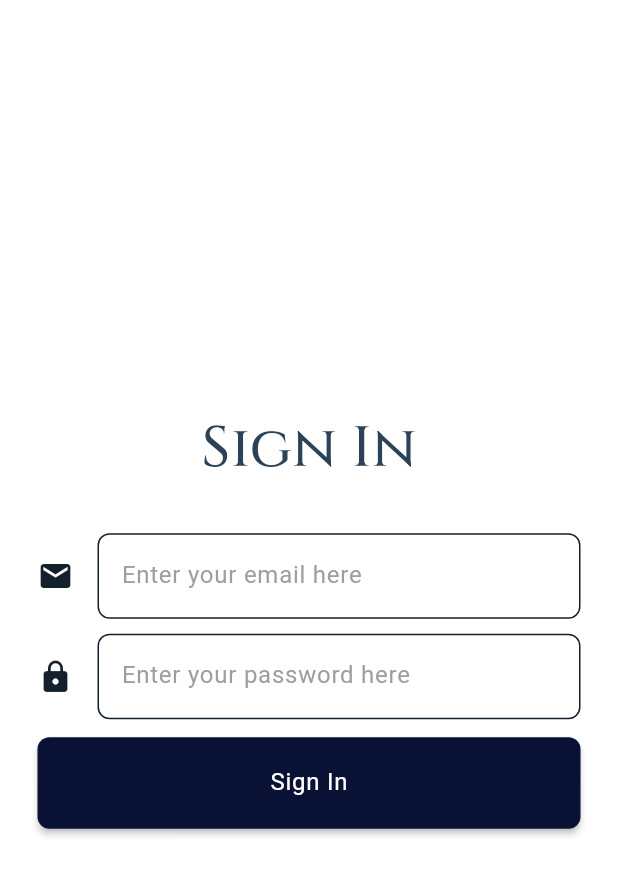
After one commit to adarshpandey18/mahalaxmi-developers, a Flutter app: the AdminAuthenticationMobileScreen screen opened directly, on a phone screen of 412 x 824 dp. The commit adds this screen. Shown: the top 876 px of the screen. Run offline on Flutter 3.47's test engine with Material 3 defaults, Android fonts, the phone set to English and light mode, and no system bars; our stand-ins replace cloud_firestore, firebase_auth, firebase_core, font_awesome_flutter, google_fonts, google_sign_in and 2 more; accounts and stored records are empty.

Commit message:
Admin Authentication

```diff
--- /dev/null
+++ b/lib/provider/admin_auth_provider.dart
@@ -0,0 +1,56 @@
+import 'package:cloud_firestore/cloud_firestore.dart';
+import 'package:flutter/material.dart';
+import 'package:mahalaxmi_developers/widgets/alert_box.dart';
+
+class AdminAuthProvider extends ChangeNotifier {
+  bool isLoading = false;
+  String? errorMessage;
+
+  Future<void> signIn(
+      {required String email,
+      required String password,
+      required BuildContext context}) async {
+    isLoading = true;
+    errorMessage = null;
+    notifyListeners();
+
+    try {
+      // Perform the query asynchronously and await the result
+      var querySnapshot = await FirebaseFirestore.instance
+          .collection('admin')
+          .where('email', isEqualTo: email)
+          .where('password', isEqualTo: password)
+          .get();
+
+      // Check if the admin is found
+      if (querySnapshot.docs.isNotEmpty) {
+        // Successfully signed in, do something (maybe notify)
+        errorMessage = 'Admin Sign In Successfully';
+        ScaffoldMessenger.of(context).showSnackBar(
+          const SnackBar(content: Text('Admin Sign In Successfully')),
+        );
+        Navigator.pushReplacementNamed(context, '/admin');
+      } else {
+        errorMessage = 'Admin not found or incorrect password.';
+        AlertBox.alertBox(
+          title: 'Error',
+          content: errorMessage!,
+          buttonText: 'Try Again',
+          function: () {},
+          context: context,
+        );
+      }
+    } catch (e) {
+      AlertBox.alertBox(
+        title: 'Exception Occurred',
+        content: e.toString(),
+        buttonText: 'Try Again',
+        function: () {},
+        context: context,
+      );
+    } finally {
+      isLoading = false;
+      notifyListeners();
+    }
+  }
+}
--- a/lib/provider/auth_provider.dart
+++ b/lib/provider/auth_provider.dart
@@ -63,4 +63,5 @@ class AuthProvider extends ChangeNotifier {
     isLoading = false;
     notifyListeners();
   }
+
 }
--- /dev/null
+++ b/lib/screen/admin/authentication/admin_authentication_mobile.dart
@@ -0,0 +1,127 @@
+import 'package:flutter/material.dart';
+import 'package:font_awesome_flutter/font_awesome_flutter.dart';
+import 'package:google_fonts/google_fonts.dart';
+import 'package:mahalaxmi_developers/provider/admin_auth_provider.dart';
+import 'package:mahalaxmi_developers/utils/constants/colors/app_colors.dart';
+import 'package:mahalaxmi_developers/widgets/auth_landing_button.dart';
+import 'package:mahalaxmi_developers/widgets/custom_divider.dart';
+import 'package:mahalaxmi_developers/widgets/icon_card.dart';
+import 'package:provider/provider.dart';
+
+class AdminAuthenticationMobileScreen extends StatefulWidget {
+  const AdminAuthenticationMobileScreen({super.key});
+
+  @override
+  State<AdminAuthenticationMobileScreen> createState() =>
+      _AdminAuthenticationMobileScreenState();
+}
+
+class _AdminAuthenticationMobileScreenState
+    extends State<AdminAuthenticationMobileScreen> {
+  late TextEditingController email;
+  late TextEditingController password;
+  late final GlobalKey<FormState> _formKey;
+  @override
+  void initState() {
+    super.initState();
+    _formKey = GlobalKey<FormState>();
+    email = TextEditingController();
+    password = TextEditingController();
+  }
+
+  @override
+  void dispose() {
+    email.dispose();
+    password.dispose();
+    super.dispose();
+  }
+
+  String? _emailValidator(String? value) {
+    if (value == null || value.isEmpty) {
+      return 'Please enter the email';
+    }
+    return null;
+  }
+
+  String? _passwordValidator(String? value) {
+    if (value == null || value.isEmpty) {
+      return 'Please enter the password';
+    }
+    return null;
+  }
+
+  @override
+  Widget build(BuildContext context) {
+    final _adminAuthProvider = Provider.of<AdminAuthProvider>(context);
+
+    return Scaffold(
+      body: _adminAuthProvider.isLoading
+          ? const Center(
+              child: CircularProgressIndicator(),
+            )
+          : Container(
+              padding: const EdgeInsets.all(25),
+              height: double.infinity,
+              child: Form(
+                key: _formKey,
+                child: Column(
+                  mainAxisAlignment: MainAxisAlignment.center,
+                  crossAxisAlignment: CrossAxisAlignment.center,
+                  children: [
+                    Text(
+                      'Sign In',
+                      textAlign: TextAlign.center,
+                      style: GoogleFonts.cinzel(
+                        color: AppColors.midnightBlue,
+                        fontSize: 38,
+                        fontWeight: FontWeight.w500,
+                      ),
+                    ),
+                    const SizedBox(height: 30),
+                    // Email Text Form Field
+                    TextFormField(
+                      controller: email,
+                      validator: _emailValidator,
+                      decoration: const InputDecoration(
+                        icon: Icon(Icons.email),
+                        hintText: 'Enter your email here',
+                      ),
+                    ),
+                    const SizedBox(height: 10),
+                    // Password Text Form Field
+                    TextFormField(
+                      controller: password,
+                      validator: _passwordValidator,
+                      decoration: const InputDecoration(
+                        icon: Icon(Icons.lock),
+                        hintText: 'Enter your password here',
+                      ),
+                      obscureText: true,
+                    ),
+                    const SizedBox(height: 12),
+                    Row(
+                      mainAxisAlignment: MainAxisAlignment.center,
+                      children: [
+                        AuthLandingButton(
+                          text: 'Sign In',
+                          onTap: () {
+                            if (_formKey.currentState!.validate()) {
+                              // Handle signup logic
+                              _adminAuthProvider.signIn(
+                                email: email.text,
+                                password: password.text,
+                                context: context,
+                              );
+                            }
+                          },
+                          backgroundColor: null,
+                        ),
+                      ],
+                    ),
+                  ],
+                ),
+              ),
+            ),
+    );
+  }
+}
--- a/lib/screen/contact/contact.dart
+++ b/lib/screen/contact/contact.dart
@@ -9,8 +9,8 @@ class ContactScreen extends StatelessWidget {
   @override
   Widget build(BuildContext context) {
     return ScreenTypeLayout.builder(
-      desktop: (context) =>  ContactDesktopScreen(),
-      mobile: (context) => const ContactMobileScreen(),
+      desktop: (context) => ContactDesktopScreen(),
+      mobile: (context) => ContactMobileScreen(),
     );
   }
 }
--- a/lib/services/auth_service.dart
+++ b/lib/services/auth_service.dart
@@ -132,6 +132,10 @@ class AuthService {
     try {
       // signing out user
       await FirebaseAuth.instance.signOut();
+
+      ScaffoldMessenger.of(context).showSnackBar(
+        const SnackBar(content: Text('User Sign Out Successfully')),
+      );
     } catch (e) {
       AlertBox.alertBox(
         title: 'Exception',
--- a/lib/services/databse_service.dart
+++ b/lib/services/databse_service.dart
@@ -16,4 +16,19 @@
       }
     }
   }
+
+  saveAdminData(String uid, String name, String email, String password) async {
+    try {
+      await FirebaseFirestore.instance.collection('admin').doc(uid).set({
+        'uid': uid,
+        'name': name,
+        'email': email,
+        'password': password,
+      });
+    } catch (e) {
+      if (kDebugMode) {
+        print('Error saving user data $e');
       }
+    }
+  }
+}
--- a/lib/utils/constants/strings/text_strings.dart
+++ b/lib/utils/constants/strings/text_strings.dart
@@ -30,6 +30,10 @@ class TextStrings {
 
   // Address
   static String address = "The address of the company";
+  // address link
+  static String addressLink = "www.github.com/adarshpandey18/";
   // Phone number
   static String phoneNumer = "+91-9871234567";
+  // phone number link
+  static String phoneNumberLink = "9370291694";
 }
```
Also changed, not shown: lib/main.dart (+11 -1 lines), lib/screen/admin/admin.dart (added, +16 -0 lines), lib/screen/admin/admin_desktop.dart (added, +10 -0 lines), lib/screen/admin/admin_mobile.dart (added, +10 -0 lines), lib/screen/admin/authentication/admin_authentication.dart (added, +16 -0 lines), lib/screen/admin/authentication/admin_authentication_desktop.dart (added, +154 -0 lines), lib/screen/authentication/auth landing/auth_landing_desktop.dart (+13 -1 lines), lib/screen/chat/agents.dart (added, +16 -0 lines), lib/screen/chat/agents_desktop.dart (added, +10 -0 lines), lib/screen/chat/agents_mobile.dart (added, +10 -0 lines), lib/screen/contact/contact_desktop.dart (+14 -29 lines), lib/screen/contact/contact_mobile.dart (+48 -5 lines), lib/widgets/info_with_icon.dart (+11 -12 lines). Lines whose indentation alone changed are shown as unchanged.
